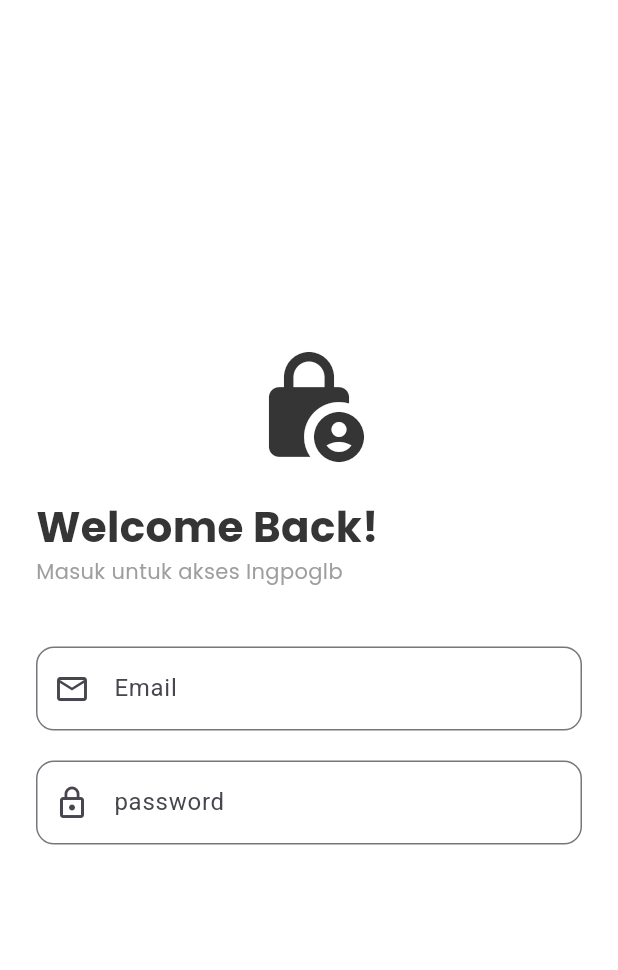
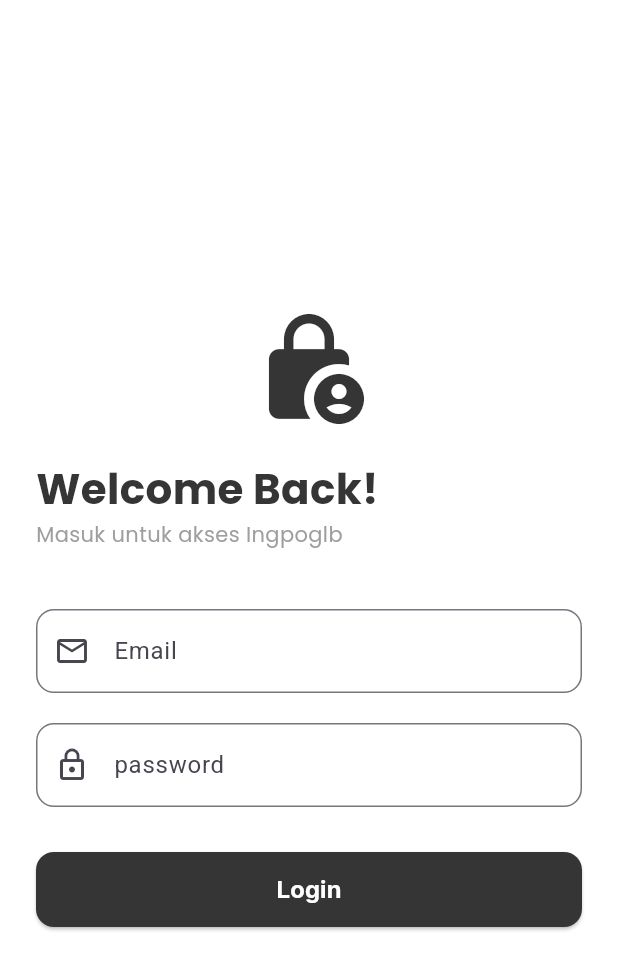
Before and after one commit to str122-xyz/Kelompok-4-trio, a Flutter app: the LoginPage screen opened directly, on a phone screen of 412 x 824 dp. Shown: the top 970 px of the screen. Run offline on Flutter 3.47's test engine with Material 3 defaults, Android fonts, the phone set to English and light mode, and no system bars; our stand-ins replace firebase_auth, firebase_core; accounts and stored records are empty.

Commit message:
button login

```diff
--- a/lib/screens/auth/login_page.dart
+++ b/lib/screens/auth/login_page.dart
@@ -112,6 +112,32 @@ class _LoginPageState extends State<LoginPage> {
                 ),
               ),
               const SizedBox(height: 30),
+
+              //Button login
+              SizedBox(
+                width: double.infinity,
+                height: 50,
+                child: ElevatedButton(
+                  onPressed: _isLoading ? null : _handleLogin,
+                  style: ElevatedButton.styleFrom(
+                    backgroundColor: const Color(0xFF353535),
+                    shape: RoundedRectangleBorder(
+                      borderRadius: BorderRadius.circular(12),
+                    ),
+                  ),
+                  child: _isLoading
+                      ? const CircularProgressIndicator(color: Colors.white)
+                      : const Text(
+                          "Login",
+                          style: TextStyle(
+                            fontFamily: 'Inter',
+                            color: Colors.white,
+                            fontWeight: FontWeight.bold,
+                            fontSize: 16,
+                          ),
+                        ),
+                ),
+              ),
             ],
           ),
         ),
```
